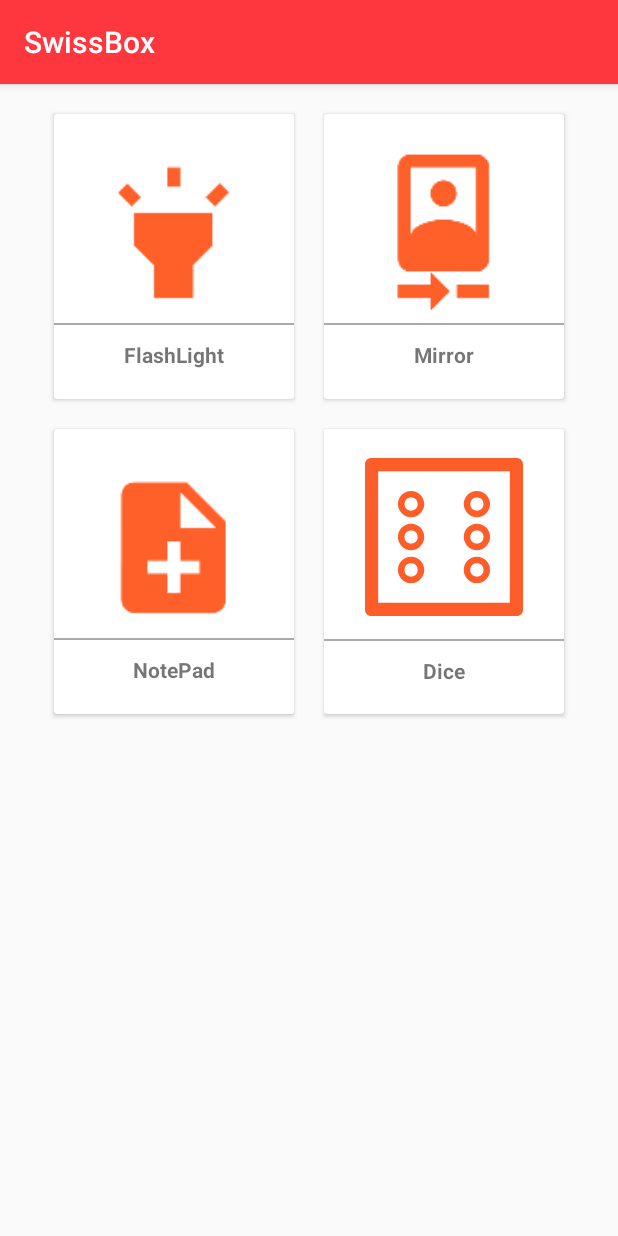
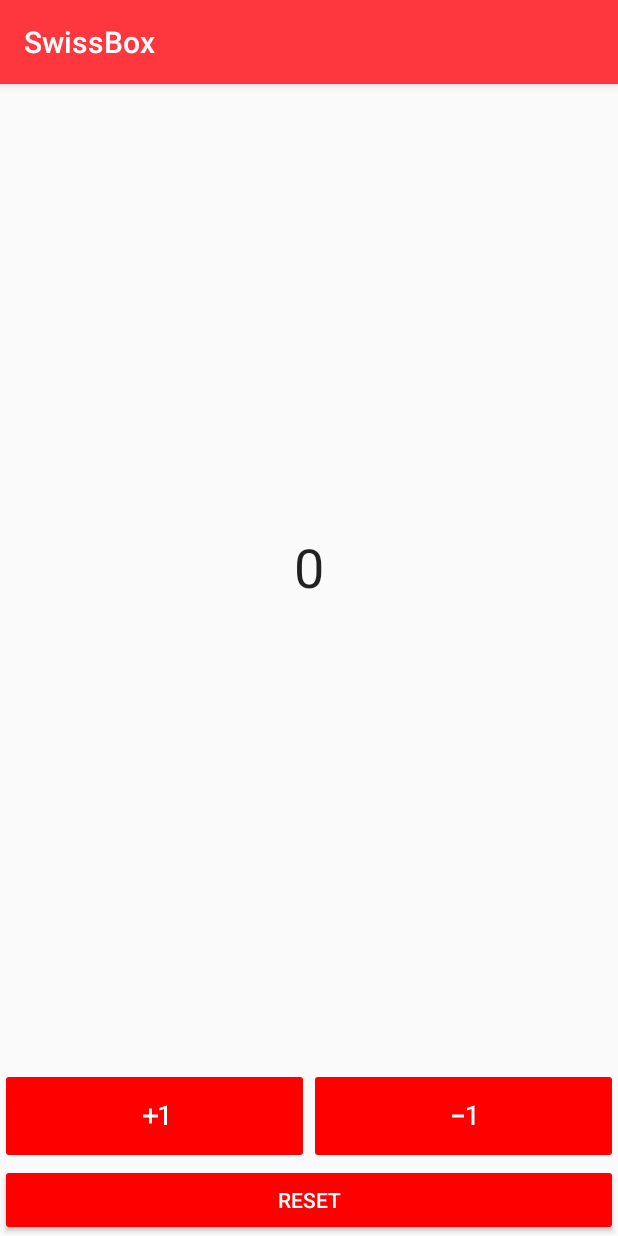
Before and after one commit to sylvain1811/SwissBox, an Android app: the screen it shows after launch (HomeActivity before the commit, CounterActivity after it), on a phone screen of 412 x 824 dp. Run offline under Robolectric (Android 15) with nearby library versions, the phone set to English and light mode, and no system bars; 1 statement that could not run was skipped.

Commit message:
Starting counter module

```diff
--- a/app/src/main/AndroidManifest.xml
+++ b/app/src/main/AndroidManifest.xml
@@ -18,22 +18,32 @@
         android:roundIcon="@mipmap/ic_launcher_round"
         android:supportsRtl="true"
         android:theme="@style/AppTheme">
+
         <activity
             android:name=".HomeActivity"
             android:theme="@style/AppTheme.ActionBar">
             <intent-filter>
                 <action android:name="android.intent.action.MAIN" />
+
                 <category android:name="android.intent.category.LAUNCHER" />
             </intent-filter>
         </activity>
+
         <activity android:name=".mirror.MirrorActivity" />
-        <activity android:name=".dice.DiceActivity"
-            android:theme="@style/AppTheme.ActionBar"/>
+
+        <activity
+            android:name=".dice.DiceActivity"
+            android:theme="@style/AppTheme.ActionBar" />
+
         <activity android:name=".notepad.NotePadActivity">
             <meta-data
                 android:name="android.app.searchable"
                 android:resource="@xml/searchable" />
         </activity>
+
+        <activity
+            android:name=".counter.CounterActivity"
+            android:theme="@style/AppTheme.ActionBar" />
     </application>
 
 </manifest>
--- a/app/src/main/java/ch/hearc/swissbox/HomeActivity.java
+++ b/app/src/main/java/ch/hearc/swissbox/HomeActivity.java
@@ -10,14 +10,14 @@ import android.os.Build;
 import android.os.Bundle;
 import android.support.v7.app.AlertDialog;
 import android.support.v7.app.AppCompatActivity;
-
-import ch.hearc.swissbox.flashlight.FlashLight;
-import ch.hearc.swissbox.notepad.NotePadActivity;
-import ch.hearc.swissbox.dice.DiceActivity;
-import ch.hearc.swissbox.mirror.MirrorActivity;
-
 import android.support.v7.widget.CardView;
 import android.view.View;
+
+import ch.hearc.swissbox.counter.CounterActivity;
+import ch.hearc.swissbox.dice.DiceActivity;
+import ch.hearc.swissbox.flashlight.FlashLight;
+import ch.hearc.swissbox.mirror.MirrorActivity;
+import ch.hearc.swissbox.notepad.NotePadActivity;
 
 public class HomeActivity extends AppCompatActivity {
 
@@ -64,6 +64,8 @@ public class HomeActivity extends AppCompatActivity {
         cardMirror.setOnClickListener(cardClickListener);
         cardFlashLight.setOnClickListener(cardClickListener);
         cardDice.setOnClickListener(cardClickListener);
+
+        counter();
     }
 
     /**
@@ -148,6 +150,11 @@ public class HomeActivity extends AppCompatActivity {
         startActivity(intent);
     }
 
+    private void counter(){
+        Intent intent = new Intent(this, CounterActivity.class);
+        startActivity(intent);
+    }
+
     private void initCardListener() {
         cardClickListener = new View.OnClickListener() {
             @Override
--- /dev/null
+++ b/app/src/main/java/ch/hearc/swissbox/counter/CounterActivity.java
@@ -0,0 +1,120 @@
+package ch.hearc.swissbox.counter;
+
+import android.os.Bundle;
+import android.support.v7.app.AppCompatActivity;
+import android.view.KeyEvent;
+import android.view.View;
+import android.view.View.OnClickListener;
+import android.view.animation.Animation;
+import android.view.animation.AnimationUtils;
+import android.widget.Button;
+import android.widget.ImageButton;
+import android.widget.TextView;
+
+import ch.hearc.swissbox.R;
+
+public class CounterActivity extends AppCompatActivity {
+
+    //UI
+    private ImageButton mButtonPlus;
+    private ImageButton mButtonMinus;
+    private Button mButtonReset;
+
+    private TextView mTextCounter;
+
+    //Tools
+    private static final int MAX_VALUE = 9999;
+
+    private Animation animationUp;
+    private Animation animationDown;
+
+    //Listener
+    private OnClickListener buttonListener = new OnClickListener() {
+        @Override
+        public void onClick(View v) {
+            switch (v.getId()) {
+                case R.id.button_plus:
+                    increment();
+                    break;
+                case R.id.button_minus:
+                    decrement();
+                    break;
+                case R.id.button_reset:
+                    reset();
+                    break;
+            }
+        }
+    };
+
+    @Override
+    protected void onCreate(Bundle savedInstanceState) {
+        super.onCreate(savedInstanceState);
+        setContentView(R.layout.activity_counter);
+
+        mButtonPlus = (ImageButton) findViewById(R.id.button_plus);
+        mButtonPlus.setOnClickListener(buttonListener);
+
+        mButtonMinus = (ImageButton) findViewById(R.id.button_minus);
+        mButtonMinus.setOnClickListener(buttonListener);
+
+        mButtonReset = (Button) findViewById(R.id.button_reset);
+        mButtonReset.setOnClickListener(buttonListener);
+
+        mTextCounter = (TextView) findViewById(R.id.text_counter);
+
+        animationUp = AnimationUtils.loadAnimation(this, R.anim.counter_up);
+        animationUp.reset();
+
+        animationDown = AnimationUtils.loadAnimation(this, R.anim.counter_down);
+        animationDown.reset();
+    }
+
+    @Override
+    public boolean dispatchKeyEvent(KeyEvent event) {
+        int action = event.getAction();
+        int keyCode = event.getKeyCode();
+
+        switch (keyCode) {
+            case KeyEvent.KEYCODE_VOLUME_UP:
+                if (action == KeyEvent.ACTION_DOWN) {
+                    increment();
+                }
+                return true;
+            case KeyEvent.KEYCODE_VOLUME_DOWN:
+                if (action == KeyEvent.ACTION_DOWN) {
+                    decrement();
+                }
+                return true;
+            default:
+                return super.dispatchKeyEvent(event);
+        }
+    }
+
+    private void increment() {
+        int value = Integer.parseInt(mTextCounter.getText().toString());
+
+        RunAnimation();
+
+        if (value < MAX_VALUE) {
+            mTextCounter.setText(String.valueOf(value + 1));
+        }
+    }
+
+    private void decrement() {
+        int value = Integer.parseInt(mTextCounter.getText().toString());
+
+        if (value > 0) {
+            mTextCounter.setText(String.valueOf(value - 1));
+        }
+    }
+
+    private void reset() {
+        mTextCounter.setText(String.valueOf(0));
+    }
+
+    private void RunAnimation()
+    {
+        mTextCounter.clearAnimation();
+        mTextCounter.startAnimation(animationUp);
+    }
+}
--- /dev/null
+++ b/app/src/main/res/anim/counter_down.xml
@@ -0,0 +1,5 @@
+<?xml version="1.0" encoding="utf-8"?>
+<set xmlns:android="http://schemas.android.com/apk/res/android">
+
+
+</set>
--- /dev/null
+++ b/app/src/main/res/anim/counter_up.xml
@@ -0,0 +1,39 @@
+<?xml version="1.0" encoding="utf-8"?>
+<set xmlns:android="http://schemas.android.com/apk/res/android"
+
+    android:interpolator="@android:anim/linear_interpolator">
+
+    <translate
+        android:duration="300"
+        android:fromXDelta="0%"
+        android:fromYDelta="0%"
+        android:toXDelta="0%"
+        android:toYDelta="-100%" />
+
+    <translate
+        android:duration="300"
+        android:startOffset="300"
+        android:fromXDelta="0%"
+        android:fromYDelta="100%"
+        android:toXDelta="0%"
+        android:toYDelta="0%" />
+
+    <!--<scale-->
+        <!--android:duration="300"-->
+        <!--android:fromAlpha="1.0"-->
+        <!--android:fromXScale="1.0"-->
+        <!--android:fromYScale="1.0"-->
+        <!--android:toAlpha="0"-->
+        <!--android:toXScale="1.0"-->
+        <!--android:toYScale="0" />-->
+
+    <!--<scale-->
+        <!--android:duration="300"-->
+        <!--android:fromAlpha="0"-->
+        <!--android:fromXScale="1.0"-->
+        <!--android:fromYScale="0"-->
+        <!--android:startOffset="300"-->
+        <!--android:toAlpha="1.0"-->
+        <!--android:toXScale="1.0"-->
+        <!--android:toYScale="1.0" />-->
+</set>
--- /dev/null
+++ b/app/src/main/res/drawable/ic_exposure_neg_1_24dp.xml
@@ -0,0 +1,9 @@
+<vector xmlns:android="http://schemas.android.com/apk/res/android"
+        android:width="24dp"
+        android:height="24dp"
+        android:viewportWidth="24.0"
+        android:viewportHeight="24.0">
+    <path
+        android:fillColor="#FFFFFFFF"
+        android:pathData="M4,11v2h8v-2L4,11zM19,18h-2L17,7.38L14,8.4L14,6.7L18.7,5h0.3v13z"/>
+</vector>
--- /dev/null
+++ b/app/src/main/res/drawable/ic_exposure_plus_1_24dp.xml
@@ -0,0 +1,9 @@
+<vector xmlns:android="http://schemas.android.com/apk/res/android"
+        android:width="24dp"
+        android:height="24dp"
+        android:viewportWidth="24.0"
+        android:viewportHeight="24.0">
+    <path
+        android:fillColor="#FFFFFFFF"
+        android:pathData="M10,7L8,7v4L4,11v2h4v4h2v-4h4v-2h-4L10,7zM20,18h-2L18,7.38L15,8.4L15,6.7L19.7,5h0.3v13z"/>
+</vector>
--- /dev/null
+++ b/app/src/main/res/layout/activity_counter.xml
@@ -0,0 +1,58 @@
+<?xml version="1.0" encoding="utf-8"?>
+<RelativeLayout xmlns:android="http://schemas.android.com/apk/res/android"
+    xmlns:app="http://schemas.android.com/apk/res-auto"
+    xmlns:tools="http://schemas.android.com/tools"
+    android:layout_width="match_parent"
+    android:layout_height="match_parent"
+    tools:context="ch.hearc.swissbox.counter.CounterActivity">
+
+
+    <TextView
+        android:id="@+id/text_counter"
+        android:layout_width="match_parent"
+        android:layout_height="match_parent"
+        android:layout_above="@+id/space"
+        android:layout_alignParentTop="true"
+        android:layout_centerHorizontal="true"
+        android:layout_centerVertical="true"
+        android:layout_margin="12dp"
+        android:gravity="center"
+        android:text="0"
+        android:textAppearance="@android:style/TextAppearance.Large"
+        android:textSize="36sp" />
+
+    <Space
+        android:id="@+id/space"
+        android:layout_width="match_parent"
+        android:layout_height="12dp"
+        android:layout_above="@id/layout_bottom" />
+
+    <LinearLayout
+        android:id="@+id/layout_bottom"
+        android:layout_width="match_parent"
+        android:layout_height="wrap_content"
+        android:layout_above="@id/button_reset"
+        android:orientation="horizontal">
+
+        <ImageButton
+            android:id="@+id/button_plus"
+            android:layout_width="wrap_content"
+            android:layout_height="@dimen/box_size"
+            android:layout_weight="1"
+            android:src="@drawable/ic_exposure_plus_1_24dp" />
+
+        <ImageButton
+            android:id="@+id/button_minus"
+            android:layout_width="wrap_content"
+            android:layout_height="@dimen/box_size"
+            android:layout_weight="1"
+            android:src="@drawable/ic_exposure_neg_1_24dp" />
+    </LinearLayout>
+
+    <Button
+        android:id="@+id/button_reset"
+        android:layout_width="match_parent"
+        android:layout_height="wrap_content"
+        android:layout_alignParentBottom="true"
+        android:text="Reset" />
+</RelativeLayout>
```
